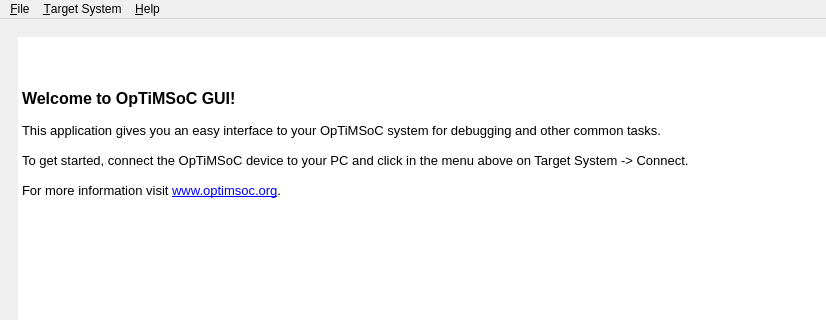
Above: src/sw/host/optimsocgui/src/mainwindow.ui from optimsoc/optimsoc before the change; both pictures show x 0 to 826 and y 0 to 320 of the 1200 by 1000 pixel window. Below: the same form after it.
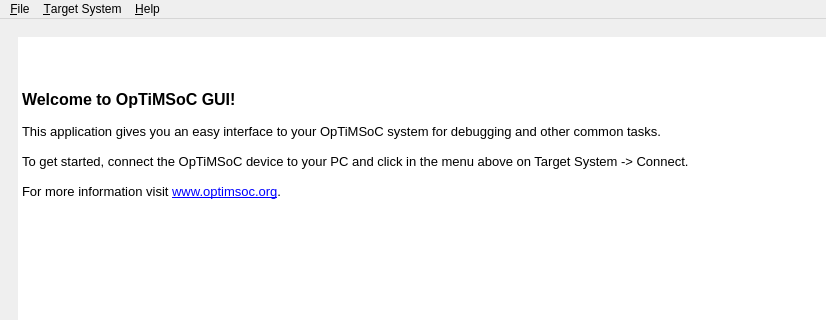
That is the form after the change. Icons and pictures are not drawn. Custom widgets are drawn as their Qt base class.

```diff
--- a/src/sw/host/optimsocgui/src/mainwindow.ui
+++ b/src/sw/host/optimsocgui/src/mainwindow.ui
@@ -47,17 +47,17 @@
            <string>&lt;!DOCTYPE HTML PUBLIC &quot;-//W3C//DTD HTML 4.0//EN&quot; &quot;http://www.w3.org/TR/REC-html40/strict.dtd&quot;&gt;
 &lt;html&gt;&lt;head&gt;&lt;meta name=&quot;qrichtext&quot; content=&quot;1&quot; /&gt;&lt;style type=&quot;text/css&quot;&gt;
 p, li { white-space: pre-wrap; }
-&lt;/style&gt;&lt;/head&gt;&lt;body style=&quot; font-family:'Ubuntu'; font-size:9pt; font-weight:400; font-style:normal;&quot;&gt;
+&lt;/style&gt;&lt;/head&gt;&lt;body style=&quot; font-family:'Sans'; font-size:10pt; font-weight:400; font-style:normal;&quot;&gt;
 &lt;p align=&quot;center&quot; style=&quot; margin-top:0px; margin-bottom:0px; margin-left:0px; margin-right:0px; -qt-block-indent:0; text-indent:0px;&quot;&gt;&lt;img src=&quot;:/resources/optimsoc_logo.png&quot; /&gt;&lt;/p&gt;
-&lt;p style=&quot;-qt-paragraph-type:empty; margin-top:0px; margin-bottom:0px; margin-left:0px; margin-right:0px; -qt-block-indent:0; text-indent:0px; font-family:'Sans'; font-size:10pt;&quot;&gt;&lt;br /&gt;&lt;/p&gt;
-&lt;p style=&quot;-qt-paragraph-type:empty; margin-top:0px; margin-bottom:0px; margin-left:0px; margin-right:0px; -qt-block-indent:0; text-indent:0px; font-family:'Sans'; font-size:12pt; font-weight:600;&quot;&gt;&lt;br /&gt;&lt;/p&gt;
-&lt;p style=&quot; margin-top:0px; margin-bottom:0px; margin-left:0px; margin-right:0px; -qt-block-indent:0; text-indent:0px;&quot;&gt;&lt;span style=&quot; font-family:'Sans'; font-size:12pt; font-weight:600;&quot;&gt;Welcome to OpTiMSoC GUI!&lt;/span&gt;&lt;/p&gt;
-&lt;p style=&quot;-qt-paragraph-type:empty; margin-top:0px; margin-bottom:0px; margin-left:0px; margin-right:0px; -qt-block-indent:0; text-indent:0px; font-family:'Sans'; font-size:10pt;&quot;&gt;&lt;br /&gt;&lt;/p&gt;
-&lt;p style=&quot; margin-top:0px; margin-bottom:0px; margin-left:0px; margin-right:0px; -qt-block-indent:0; text-indent:0px;&quot;&gt;&lt;span style=&quot; font-family:'Sans'; font-size:10pt;&quot;&gt;This application gives you an easy interface to your OpTiMSoC system for debugging and other common tasks. &lt;/span&gt;&lt;/p&gt;
-&lt;p style=&quot;-qt-paragraph-type:empty; margin-top:0px; margin-bottom:0px; margin-left:0px; margin-right:0px; -qt-block-indent:0; text-indent:0px; font-family:'Sans'; font-size:10pt;&quot;&gt;&lt;br /&gt;&lt;/p&gt;
-&lt;p style=&quot; margin-top:0px; margin-bottom:0px; margin-left:0px; margin-right:0px; -qt-block-indent:0; text-indent:0px;&quot;&gt;&lt;span style=&quot; font-family:'Sans'; font-size:10pt;&quot;&gt;To get started, connect the OpTiMSoC device to your PC and click in the menu above on Target System -&amp;gt; Connect.&lt;/span&gt;&lt;/p&gt;
-&lt;p style=&quot;-qt-paragraph-type:empty; margin-top:0px; margin-bottom:0px; margin-left:0px; margin-right:0px; -qt-block-indent:0; text-indent:0px; font-family:'Sans'; font-size:10pt;&quot;&gt;&lt;br /&gt;&lt;/p&gt;
-&lt;p style=&quot; margin-top:0px; margin-bottom:0px; margin-left:0px; margin-right:0px; -qt-block-indent:0; text-indent:0px;&quot;&gt;&lt;span style=&quot; font-family:'Sans'; font-size:10pt;&quot;&gt;For more information visit &lt;/span&gt;&lt;a href=&quot;http://www.optimsoc.org&quot;&gt;&lt;span style=&quot; font-family:'Sans'; font-size:10pt; text-decoration: underline; color:#0000ff;&quot;&gt;www.optimsoc.org&lt;/span&gt;&lt;/a&gt;&lt;span style=&quot; font-family:'Sans'; font-size:10pt;&quot;&gt;.&lt;/span&gt;&lt;/p&gt;&lt;/body&gt;&lt;/html&gt;</string>
+&lt;p style=&quot;-qt-paragraph-type:empty; margin-top:0px; margin-bottom:0px; margin-left:0px; margin-right:0px; -qt-block-indent:0; text-indent:0px;&quot;&gt;&lt;br /&gt;&lt;/p&gt;
+&lt;p style=&quot;-qt-paragraph-type:empty; margin-top:0px; margin-bottom:0px; margin-left:0px; margin-right:0px; -qt-block-indent:0; text-indent:0px; font-size:12pt; font-weight:600;&quot;&gt;&lt;br /&gt;&lt;/p&gt;
+&lt;p style=&quot; margin-top:0px; margin-bottom:0px; margin-left:0px; margin-right:0px; -qt-block-indent:0; text-indent:0px;&quot;&gt;&lt;span style=&quot; font-size:12pt; font-weight:600;&quot;&gt;Welcome to OpTiMSoC GUI!&lt;/span&gt;&lt;/p&gt;
+&lt;p style=&quot;-qt-paragraph-type:empty; margin-top:0px; margin-bottom:0px; margin-left:0px; margin-right:0px; -qt-block-indent:0; text-indent:0px;&quot;&gt;&lt;br /&gt;&lt;/p&gt;
+&lt;p style=&quot; margin-top:0px; margin-bottom:0px; margin-left:0px; margin-right:0px; -qt-block-indent:0; text-indent:0px;&quot;&gt;This application gives you an easy interface to your OpTiMSoC system for debugging and other common tasks. &lt;/p&gt;
+&lt;p style=&quot;-qt-paragraph-type:empty; margin-top:0px; margin-bottom:0px; margin-left:0px; margin-right:0px; -qt-block-indent:0; text-indent:0px;&quot;&gt;&lt;br /&gt;&lt;/p&gt;
+&lt;p style=&quot; margin-top:0px; margin-bottom:0px; margin-left:0px; margin-right:0px; -qt-block-indent:0; text-indent:0px;&quot;&gt;To get started, connect the OpTiMSoC device to your PC and click in the menu above on Target System -&amp;gt; Connect.&lt;/p&gt;
+&lt;p style=&quot;-qt-paragraph-type:empty; margin-top:0px; margin-bottom:0px; margin-left:0px; margin-right:0px; -qt-block-indent:0; text-indent:0px;&quot;&gt;&lt;br /&gt;&lt;/p&gt;
+&lt;p style=&quot; margin-top:0px; margin-bottom:0px; margin-left:0px; margin-right:0px; -qt-block-indent:0; text-indent:0px;&quot;&gt;For more information visit &lt;a href=&quot;http://www.optimsoc.org&quot;&gt;&lt;span style=&quot; text-decoration: underline; color:#0000ff;&quot;&gt;www.optimsoc.org&lt;/span&gt;&lt;/a&gt;.&lt;/p&gt;&lt;/body&gt;&lt;/html&gt;</string>
           </property>
           <property name="textInteractionFlags">
            <set>Qt::LinksAccessibleByKeyboard|Qt::LinksAccessibleByMouse</set>
```
Left out of the diff: 21 changed lines with no effect on the pictures.
